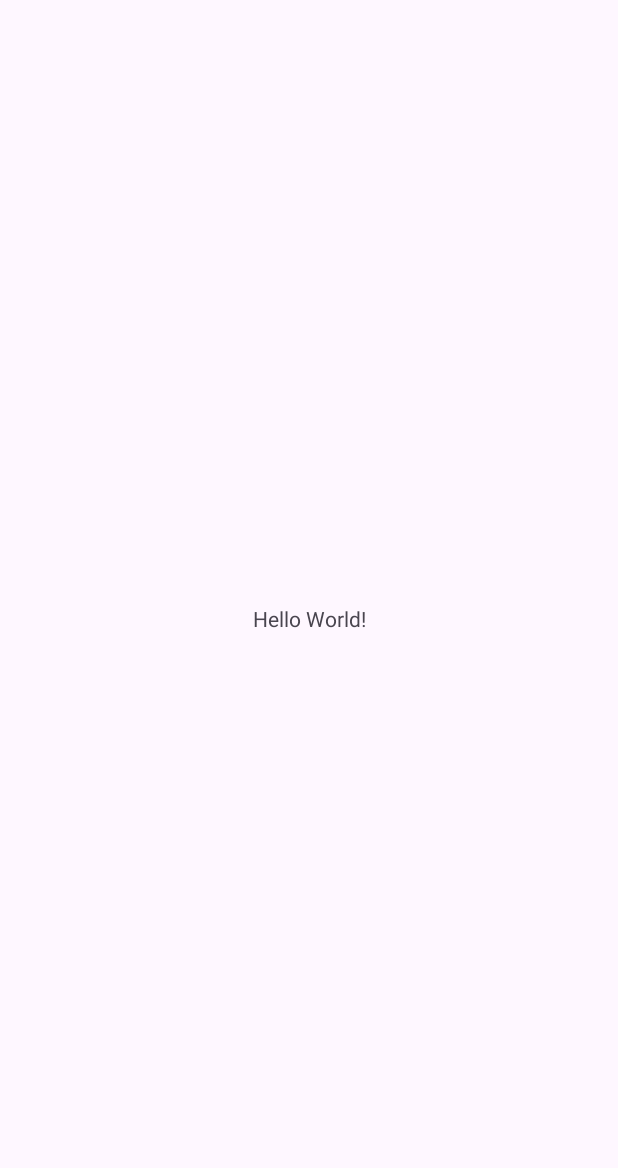
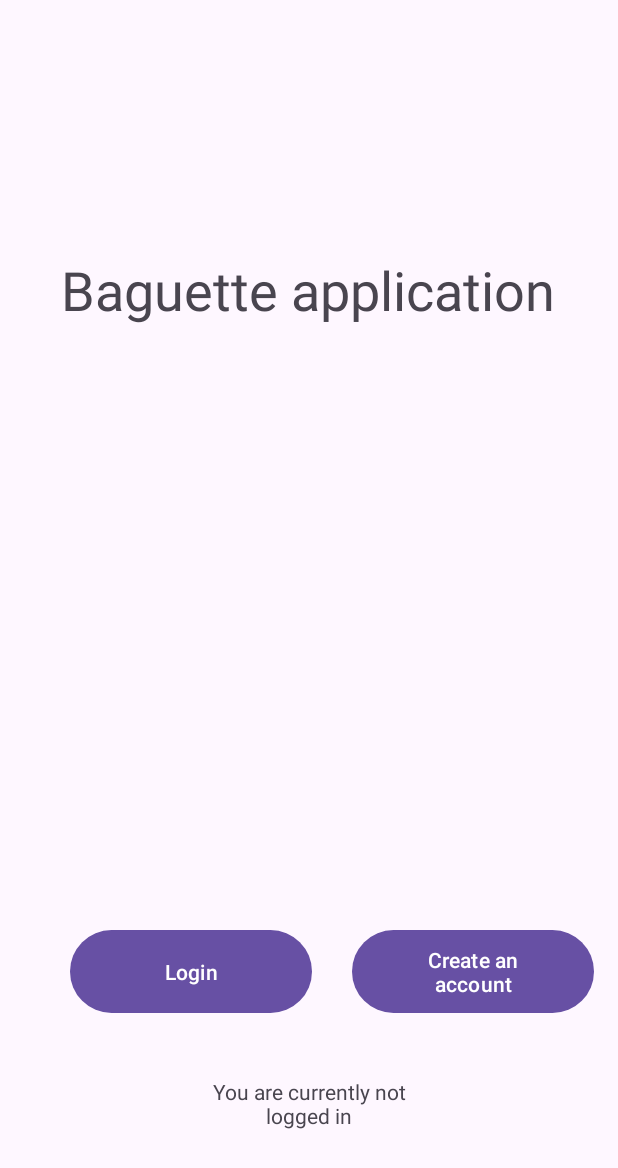
Before and after one commit to Arthur-Vogel/LeQuizzyBaguette, an Android app: the screen it shows after launch (MainActivity), on a phone screen of 412 x 824 dp. Before the commit the part shown is almost empty. Shown: the top 1168 px of the screen. Run offline under Robolectric (Android 15) with nearby library versions, the light colour scheme and no system bars.

Commit message:
Main activity

```diff
--- a/app/build.gradle
+++ b/app/build.gradle
@@ -26,6 +26,10 @@ android {
         sourceCompatibility JavaVersion.VERSION_11
         targetCompatibility JavaVersion.VERSION_11
     }
+
+    viewBinding{
+        enabled = true
+    }
 }
 
 dependencies {
--- a/app/src/main/java/com/example/myapplication/MainActivity.java
+++ b/app/src/main/java/com/example/myapplication/MainActivity.java
@@ -1,6 +1,10 @@
 package com.example.myapplication;
 
+import android.content.Intent;
 import android.os.Bundle;
+import android.util.Log;
+import android.view.View;
+import android.widget.Button;
 
 import androidx.activity.EdgeToEdge;
 import androidx.appcompat.app.AppCompatActivity;
@@ -8,17 +12,33 @@ import androidx.core.graphics.Insets;
 import androidx.core.view.ViewCompat;
 import androidx.core.view.WindowInsetsCompat;
 
+import com.example.myapplication.databinding.ActivityMainBinding;
+
 public class MainActivity extends AppCompatActivity {
 
+    ActivityMainBinding binding;
+    private static final Boolean IS_LOGGED_IN = Boolean.FALSE;
     @Override
     protected void onCreate(Bundle savedInstanceState) {
         super.onCreate(savedInstanceState);
-        EdgeToEdge.enable(this);
-        setContentView(R.layout.activity_main);
-        ViewCompat.setOnApplyWindowInsetsListener(findViewById(R.id.main), (v, insets) -> {
-            Insets systemBars = insets.getInsets(WindowInsetsCompat.Type.systemBars());
-            v.setPadding(systemBars.left, systemBars.top, systemBars.right, systemBars.bottom);
-            return insets;
+        binding = ActivityMainBinding.inflate(getLayoutInflater());
+        setContentView(binding.getRoot());
+
+        binding.buttonLogin.setOnClickListener(new View.OnClickListener() {
+            @Override
+            public void onClick(View v) {
+                startActivity(new Intent(getApplicationContext(), LoginActivity.class));
+            }
         });
+        binding.buttonCreateAccount.setOnClickListener(new View.OnClickListener() {
+            @Override
+            public void onClick(View v) {
+                Log.d("MainActivity", "Login button clicked");
+            }
+        });
+
+
+
+
     }
 }
--- a/app/src/main/res/layout/activity_main.xml
+++ b/app/src/main/res/layout/activity_main.xml
@@ -8,12 +8,53 @@
     tools:context=".MainActivity">
 
     <TextView
-        android:layout_width="wrap_content"
-        android:layout_height="wrap_content"
-        android:text="Hello World!"
+        android:id="@+id/textView"
+        android:layout_width="360dp"
+        android:layout_height="90dp"
+        android:text="Baguette application"
+        android:textAlignment="center"
+        android:textSize="36sp"
+        app:layout_constraintBottom_toBottomOf="parent"
+        app:layout_constraintEnd_toEndOf="parent"
+        app:layout_constraintHorizontal_bias="0.49"
+        app:layout_constraintStart_toStartOf="parent"
+        app:layout_constraintTop_toTopOf="parent"
+        app:layout_constraintVertical_bias="0.23" />
+
+    <Button
+        android:id="@+id/buttonLogin"
+        android:layout_width="161dp"
+        android:layout_height="63dp"
+        android:text="Login"
+        app:layout_constraintBottom_toBottomOf="parent"
+        app:layout_constraintEnd_toEndOf="@+id/buttonCreateAccount"
+        app:layout_constraintHorizontal_bias="0.2"
+        app:layout_constraintStart_toStartOf="parent"
+        app:layout_constraintTop_toBottomOf="@+id/textView"
+        app:layout_constraintVertical_bias="0.712" />
+
+    <Button
+        android:id="@+id/buttonCreateAccount"
+        android:layout_width="161dp"
+        android:layout_height="63dp"
+        android:text="Create an account"
+        app:layout_constraintBottom_toBottomOf="parent"
+        app:layout_constraintEnd_toEndOf="parent"
+        app:layout_constraintHorizontal_bias="0.936"
+        app:layout_constraintStart_toStartOf="parent"
+        app:layout_constraintTop_toBottomOf="@+id/textView"
+        app:layout_constraintVertical_bias="0.712" />
+
+    <TextView
+        android:id="@+id/textInfo"
+        android:layout_width="151dp"
+        android:layout_height="40dp"
+        android:text="You are currently not logged in"
+        android:textAlignment="center"
         app:layout_constraintBottom_toBottomOf="parent"
         app:layout_constraintEnd_toEndOf="parent"
         app:layout_constraintStart_toStartOf="parent"
-        app:layout_constraintTop_toTopOf="parent" />
+        app:layout_constraintTop_toBottomOf="@+id/textView"
+        app:layout_constraintVertical_bias="0.874" />
 
 </androidx.constraintlayout.widget.ConstraintLayout>
```
